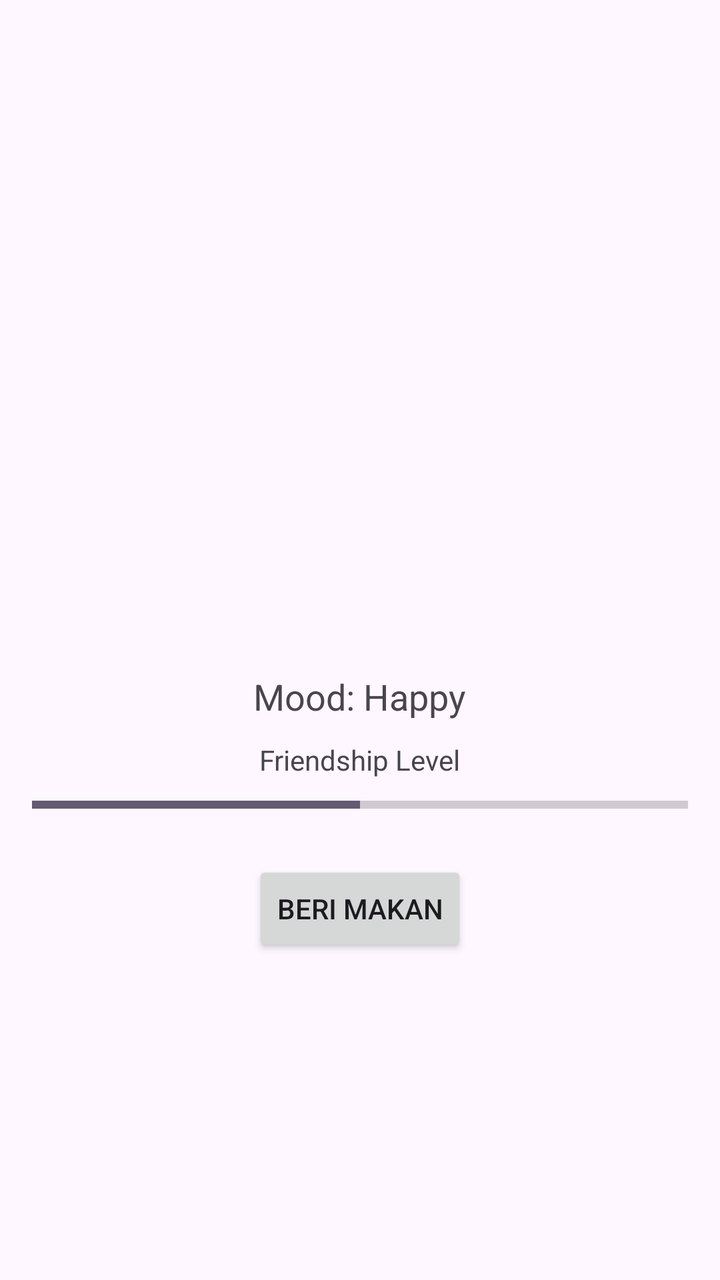
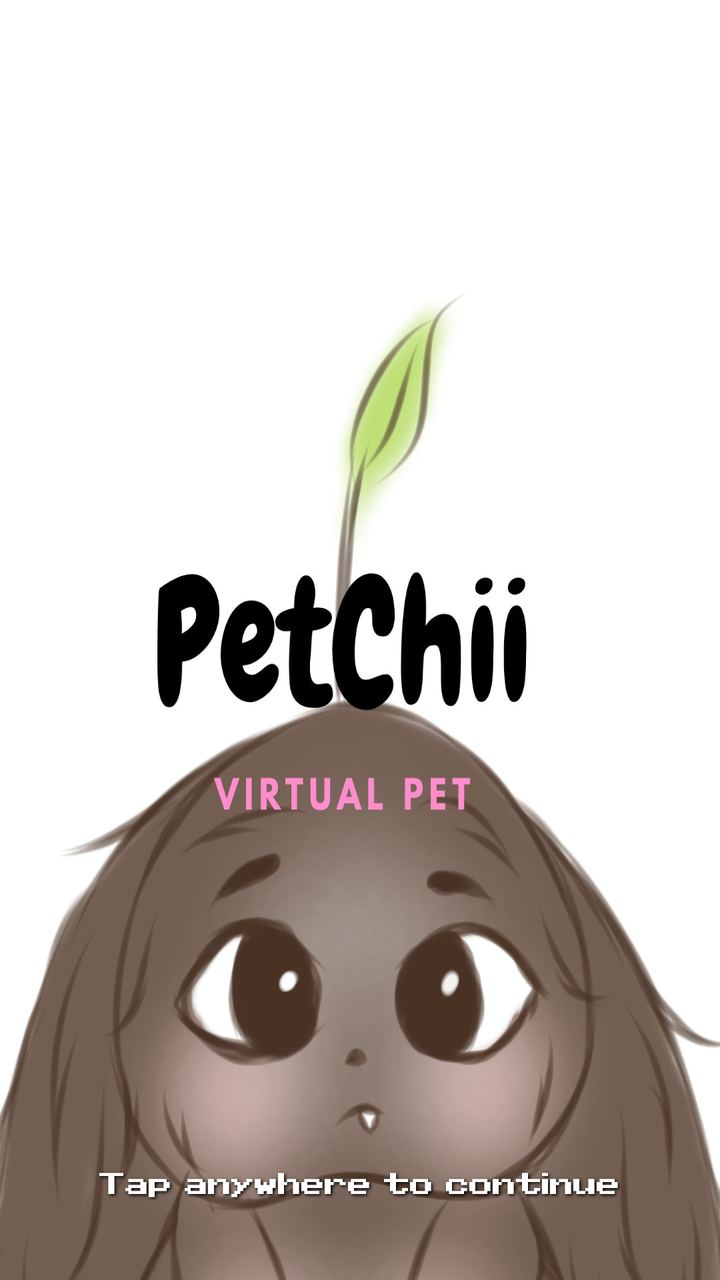

Before-and-after screenshots of an Android layout around one commit, followed by the original layout XML and the change that was made.
<!-- AndroidManifest.xml: application theme Theme.Projectkelompok -->
<!-- res/layout/fragment_home.xml -->
<?xml version="1.0" encoding="utf-8"?>
<LinearLayout xmlns:android="http://schemas.android.com/apk/res/android"
    android:layout_width="match_parent"
    android:layout_height="match_parent"
    android:gravity="center_horizontal"
    android:orientation="vertical"
    android:padding="16dp">

    
    <ImageView
        android:id="@+id/img_spirit"
        android:layout_width="250dp"
        android:layout_height="250dp"
        android:layout_marginTop="50dp"
        android:contentDescription="@string/spirit_character"
        android:src="@android:drawable/sym_def_app_icon" />

    <TextView
        android:id="@+id/tv_mood"
        android:layout_width="wrap_content"
        android:layout_height="wrap_content"
        android:layout_marginTop="20dp"
        android:text="@string/mood_happy"
        android:textSize="18sp" />

    <TextView
        android:id="@+id/tv_friendship"
        android:layout_width="wrap_content"
        android:layout_height="wrap_content"
        android:layout_marginTop="10dp"
        android:text="@string/friendship_level" />

    <ProgressBar
        android:id="@+id/pb_friendship"
        style="?android:attr/progressBarStyleHorizontal"
        android:layout_width="match_parent"
        android:layout_height="wrap_content"
        android:layout_marginTop="5dp"
        android:max="100"
        android:progress="50" />

    <Button
        android:id="@+id/btn_feed"
        android:layout_width="wrap_content"
        android:layout_height="wrap_content"
        android:layout_marginTop="20dp"
        android:text="Beri Makan" />

</LinearLayout>
<!-- resources referenced by this layout -->
<resources>
  <string name="friendship_level">Friendship Level</string>
  <string name="mood_happy">Mood: Happy</string>
  <string name="spirit_character">Spirit Character</string>
  <style name="Theme.Projectkelompok" parent="Base.Theme.Projectkelompok" />
  <style name="Base.Theme.Projectkelompok" parent="Theme.Material3.DayNight.NoActionBar">
          
          
      </style>
</resources>

<!-- the commit's change to res/layout/fragment_home.xml (unified diff, before → after) -->
@@ -1,49 +1,27 @@
 <?xml version="1.0" encoding="utf-8"?>
-<LinearLayout xmlns:android="http://schemas.android.com/apk/res/android"
+<RelativeLayout
+    xmlns:android="http://schemas.android.com/apk/res/android"
+    android:id="@+id/mainBg"
     android:layout_width="match_parent"
     android:layout_height="match_parent"
-    android:gravity="center_horizontal"
-    android:orientation="vertical"
-    android:padding="16dp">
-
-    
-    <ImageView
-        android:id="@+id/img_spirit"
-        android:layout_width="250dp"
-        android:layout_height="250dp"
-        android:layout_marginTop="50dp"
-        android:contentDescription="@string/spirit_character"
-        android:src="@android:drawable/sym_def_app_icon" />
+    android:background="@drawable/bg_utama">
 
     <TextView
-        android:id="@+id/tv_mood"
+        android:id="@+id/txtTap"
         android:layout_width="wrap_content"
         android:layout_height="wrap_content"
-        android:layout_marginTop="20dp"
-        android:text="@string/mood_happy"
-        android:textSize="18sp" />
+        android:text="Tap anywhere to continue"
+        android:textSize="12sp"
+        android:textColor="#FFFFFF"
 
-    <TextView
-        android:id="@+id/tv_friendship"
-        android:layout_width="wrap_content"
-        android:layout_height="wrap_content"
-        android:layout_marginTop="10dp"
-        android:text="@string/friendship_level" />
+        android:layout_centerHorizontal="true"
+        android:layout_alignParentBottom="true"
+        android:layout_marginBottom="40dp"
+        android:fontFamily="@font/pixel_sans_serif"
 
-    <ProgressBar
-        android:id="@+id/pb_friendship"
-        style="?android:attr/progressBarStyleHorizontal"
-        android:layout_width="match_parent"
-        android:layout_height="wrap_content"
-        android:layout_marginTop="5dp"
-        android:max="100"
-        android:progress="50" />
+        android:shadowColor="#000000"
+        android:shadowDx="2"
+        android:shadowDy="2"
+        android:shadowRadius="4"/>
 
-    <Button
-        android:id="@+id/btn_feed"
-        android:layout_width="wrap_content"
-        android:layout_height="wrap_content"
-        android:layout_marginTop="20dp"
-        android:text="Beri Makan" />
-
-</LinearLayout>
+</RelativeLayout>
<!-- resource entries referenced after the edit -->
@@ -1,8 +1,6 @@
 <!-- resources referenced by this layout -->
 <resources>
-  <string name="friendship_level">Friendship Level</string>
-  <string name="mood_happy">Mood: Happy</string>
-  <string name="spirit_character">Spirit Character</string>
+  <!-- drawable bg_utama: jpg bitmap (drawable, 110331 bytes) -->
   <style name="Theme.Projectkelompok" parent="Base.Theme.Projectkelompok" />
   <style name="Base.Theme.Projectkelompok" parent="Theme.Material3.DayNight.NoActionBar">
           
